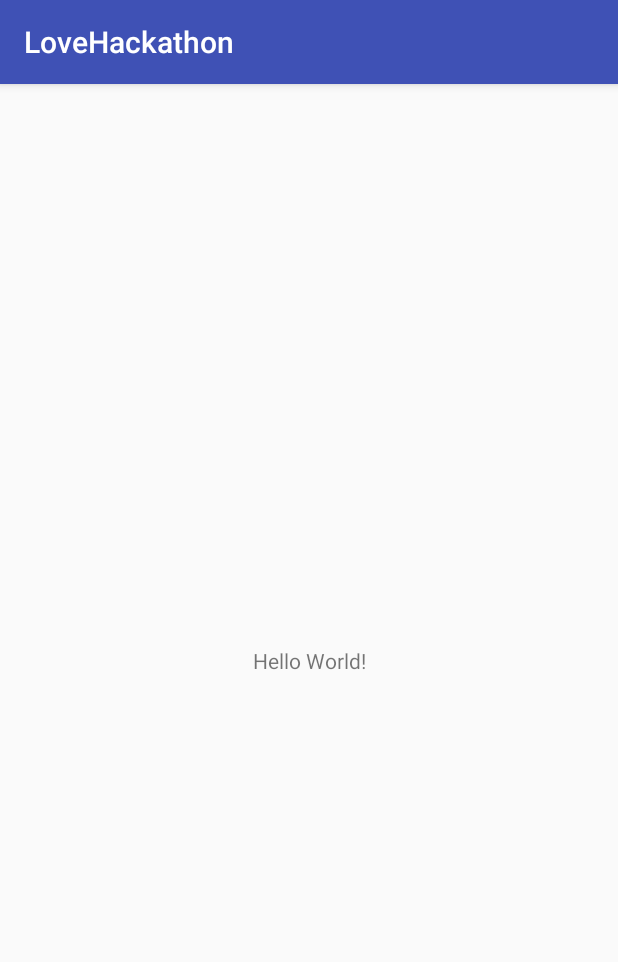
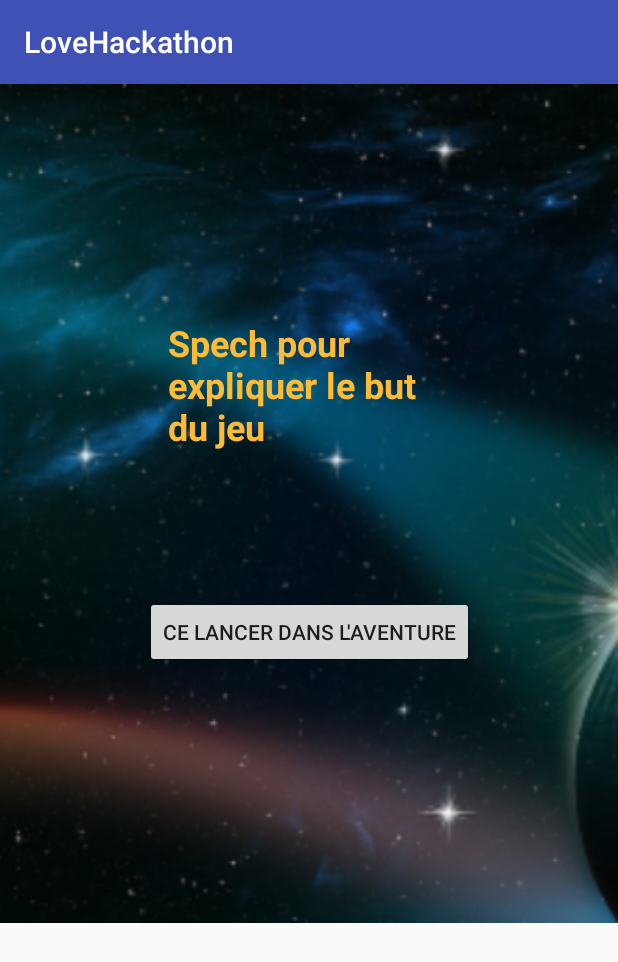
Before and after one commit to Clairehere/hackthonLove, an Android app: the screen it shows after launch (MainActivity), on a phone screen of 412 x 824 dp. Shown: the top 962 px of the screen. Run offline under Robolectric (Android 15) with nearby library versions, the phone set to English and light mode, and no system bars.

Commit message:
preparation layout 1er page +connexion

```diff
--- a/app/src/main/AndroidManifest.xml
+++ b/app/src/main/AndroidManifest.xml
@@ -16,6 +16,7 @@
                 <category android:name="android.intent.category.LAUNCHER" />
             </intent-filter>
         </activity>
+        <activity android:name=".CreateProfilActivity"></activity>
     </application>
 
 </manifest>
--- a/app/src/main/java/com/example/wilder/lovehackathon/MainActivity.java
+++ b/app/src/main/java/com/example/wilder/lovehackathon/MainActivity.java
@@ -1,7 +1,10 @@
 package com.example.wilder.lovehackathon;
 
+import android.content.Intent;
 import android.support.v7.app.AppCompatActivity;
 import android.os.Bundle;
+import android.view.View;
+import android.widget.Button;
 
 public class MainActivity extends AppCompatActivity {
 
@@ -9,5 +12,14 @@ public class MainActivity extends AppCompatActivity {
     protected void onCreate(Bundle savedInstanceState) {
         super.onCreate(savedInstanceState);
         setContentView(R.layout.activity_main);
+
+        Button start = findViewById(R.id.button_start);
+        start.setOnClickListener(new View.OnClickListener() {
+            @Override
+            public void onClick(View v) {
+                Intent intent = new Intent(MainActivity.this, CreateProfilActivity.class);
+                startActivity(intent);
+            }
+        });
     }
 }
--- a/app/src/main/res/layout/activity_main.xml
+++ b/app/src/main/res/layout/activity_main.xml
@@ -6,13 +6,48 @@
     android:layout_height="match_parent"
     tools:context=".MainActivity">
 
+    <ImageView
+        android:id="@+id/imageView"
+        android:layout_width="975dp"
+        android:layout_height="559dp"
+        app:layout_constraintEnd_toEndOf="parent"
+        app:layout_constraintStart_toStartOf="parent"
+        app:srcCompat="@drawable/fondprofil"
+        tools:layout_editor_absoluteY="0dp" />
+
     <TextView
+        android:id="@+id/tv_infos"
+        android:layout_width="189dp"
+        android:layout_height="177dp"
+        android:layout_marginBottom="8dp"
+        android:layout_marginEnd="8dp"
+        android:layout_marginLeft="8dp"
+        android:layout_marginRight="8dp"
+        android:layout_marginStart="8dp"
+        android:layout_marginTop="8dp"
+        android:text="Spech pour expliquer le but du jeu"
+        android:textColor="@android:color/holo_orange_light"
+        android:textSize="24sp"
+        android:textStyle="bold"
+        app:layout_constraintBottom_toBottomOf="parent"
+        app:layout_constraintEnd_toEndOf="parent"
+        app:layout_constraintHorizontal_bias="0.502"
+        app:layout_constraintStart_toStartOf="parent"
+        app:layout_constraintTop_toTopOf="parent"
+        app:layout_constraintVertical_bias="0.257" />
+
+    <Button
+        android:id="@+id/button_start"
         android:layout_width="wrap_content"
         android:layout_height="wrap_content"
-        android:text="Hello World!"
-        app:layout_constraintBottom_toBottomOf="parent"
-        app:layout_constraintLeft_toLeftOf="parent"
-        app:layout_constraintRight_toRightOf="parent"
-        app:layout_constraintTop_toTopOf="parent" />
+        android:layout_marginEnd="8dp"
+        android:layout_marginLeft="8dp"
+        android:layout_marginRight="8dp"
+        android:layout_marginStart="8dp"
+        android:layout_marginTop="8dp"
+        android:text="Ce lancer dans l'aventure"
+        app:layout_constraintEnd_toEndOf="parent"
+        app:layout_constraintStart_toStartOf="parent"
+        app:layout_constraintTop_toBottomOf="@+id/tv_infos" />
 
 </android.support.constraint.ConstraintLayout>
```
Also changed, not shown: app/src/main/java/com/example/wilder/lovehackathon/CreateProfilActivity.java (added, +47 -0 lines), app/src/main/java/com/example/wilder/lovehackathon/ProfilModel.java (added, +97 -0 lines), app/src/main/res/layout/activity_create_profil.xml (added, +205 -0 lines), app/src/main/res/drawable-hdpi/fonderanplanete.png (added), app/src/main/res/drawable-mdpi/fonderanplanete.png (added), app/src/main/res/drawable-mdpi/fondprofil.png (added), 3 other files.
